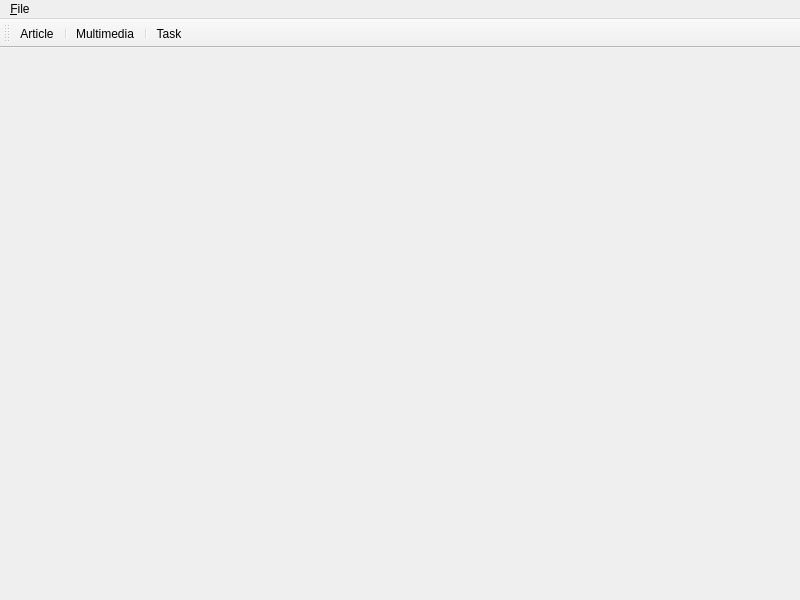
Old version of the form 2.Application/plurinotes/views/v_mainwindow.ui in the repository maxime-lucas/utc-lo21-plurinotes.
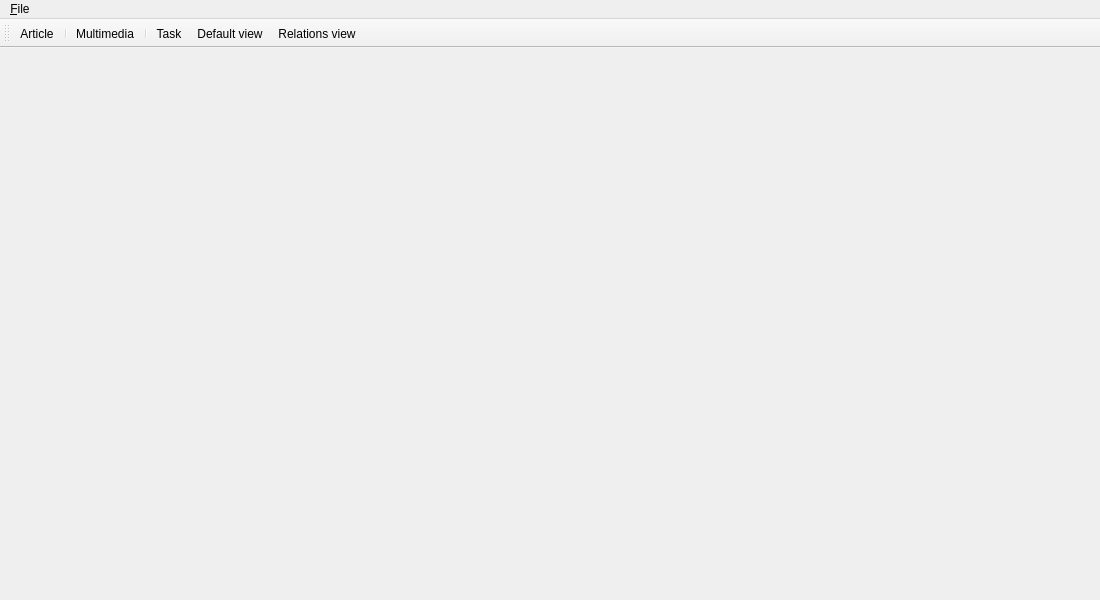
New version of the form. Icons and pictures are not drawn.

Commit message: Ajout vue relation et premier pas double vue (delete ne fonctionne pas)

```diff
--- a/2.Application/plurinotes/views/v_mainwindow.ui
+++ b/2.Application/plurinotes/views/v_mainwindow.ui
@@ -6,7 +6,7 @@
    <rect>
     <x>0</x>
     <y>0</y>
-    <width>800</width>
+    <width>1100</width>
     <height>600</height>
    </rect>
   </property>
@@ -33,8 +33,8 @@
     <rect>
      <x>0</x>
      <y>0</y>
-     <width>800</width>
-     <height>25</height>
+     <width>1100</width>
+     <height>21</height>
     </rect>
    </property>
    <widget class="QMenu" name="menu_File">
@@ -71,6 +71,8 @@
    <addaction name="actionMultimedia"/>
    <addaction name="separator"/>
    <addaction name="actionTask"/>
+   <addaction name="actionDefault_view"/>
+   <addaction name="actionRelations_view"/>
   </widget>
   <action name="actionQuit">
    <property name="text">
```
The commit also changes 33 other files.
